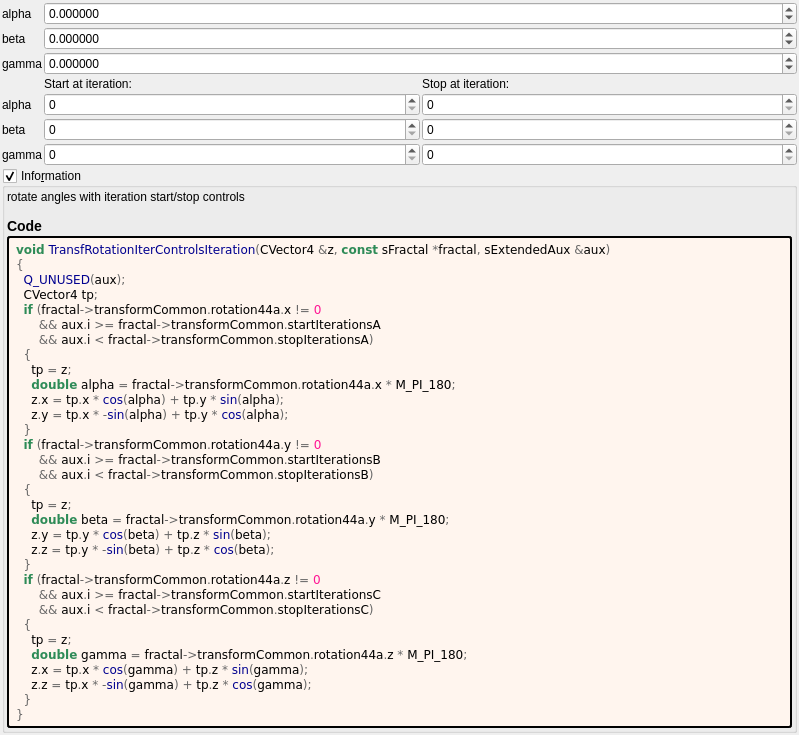
The window that mandelbulber2/formula/ui/transf_rotation_iter_controls.ui (buddhi1980/mandelbulber2) describes before a commit, drawn with Qt 5.
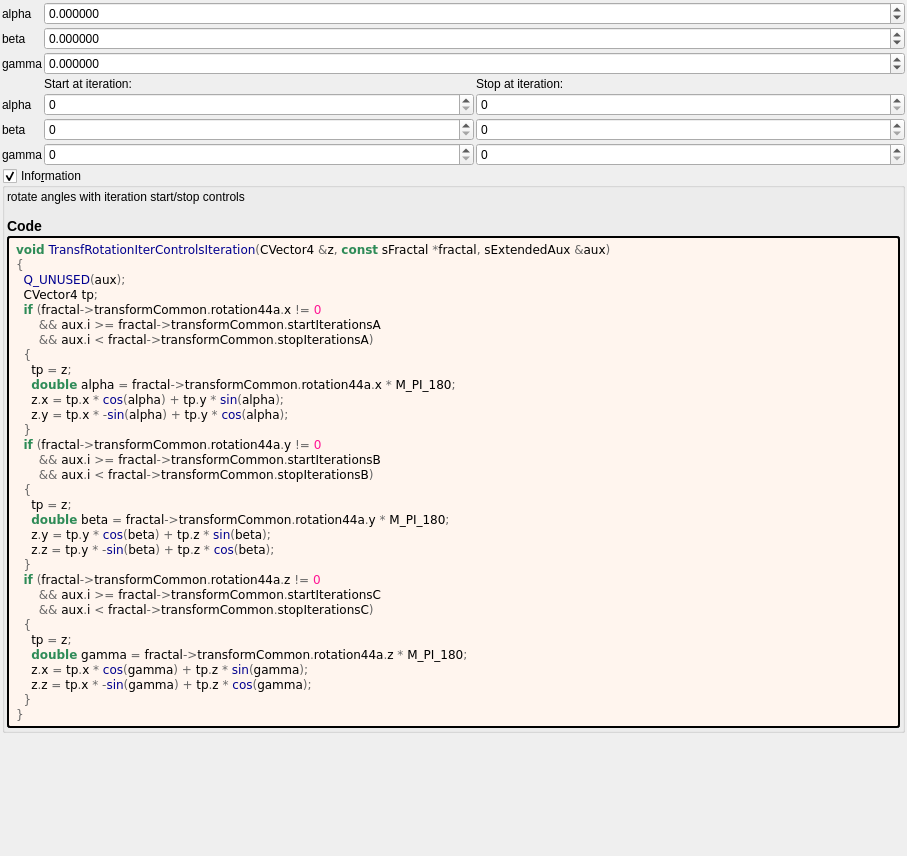
The same window after the commit. Custom widgets are drawn as their Qt base class.

Commit message: transf_rotation_iter_controls.cl corrrected order of rotations

```diff
--- a/mandelbulber2/formula/ui/transf_rotation_iter_controls.ui
+++ b/mandelbulber2/formula/ui/transf_rotation_iter_controls.ui
@@ -6,8 +6,8 @@
    <rect>
     <x>0</x>
     <y>0</y>
-    <width>799</width>
-    <height>709</height>
+    <width>907</width>
+    <height>856</height>
    </rect>
   </property>
   <property name="windowTitle">
@@ -34,8 +34,22 @@
      <property name="spacing">
       <number>2</number>
      </property>
+     <item row="3" column="0">
+      <widget class="QLabel" name="label_19">
+       <property name="text">
+        <string notr="true">gamma</string>
+       </property>
+      </widget>
+     </item>
+     <item row="2" column="0">
+      <widget class="QLabel" name="label_18">
+       <property name="text">
+        <string notr="true">beta</string>
+       </property>
+      </widget>
+     </item>
      <item row="0" column="1">
-      <widget class="MyDoubleSpinBox" name="spinboxd3_transf_rotation44a_x">
+      <widget class="MyDoubleSpinBox" name="spinboxd3_transf_rotation44a_y">
        <property name="sizePolicy">
         <sizepolicy hsizetype="Minimum" vsizetype="Maximum">
          <horstretch>0</horstretch>
@@ -69,48 +83,6 @@
        </property>
       </widget>
      </item>
-     <item row="1" column="1">
-      <widget class="MyDoubleSpinBox" name="spinboxd3_transf_rotation44a_y">
-       <property name="sizePolicy">
-        <sizepolicy hsizetype="Minimum" vsizetype="Maximum">
-         <horstretch>0</horstretch>
-         <verstretch>0</verstretch>
-        </sizepolicy>
-       </property>
-       <property name="prefix">
-        <string/>
-       </property>
-       <property name="suffix">
-        <string/>
-       </property>
-       <property name="decimals">
-        <number>6</number>
-       </property>
-       <property name="minimum">
-        <double>-180.000000000000000</double>
-       </property>
-       <property name="maximum">
-        <double>180.000000000000000</double>
-       </property>
-       <property name="singleStep">
-        <double>1.000000000000000</double>
-       </property>
-      </widget>
-     </item>
-     <item row="1" column="0">
-      <widget class="QLabel" name="label_18">
-       <property name="text">
-        <string notr="true">beta</string>
-       </property>
-      </widget>
-     </item>
-     <item row="2" column="0">
-      <widget class="QLabel" name="label_19">
-       <property name="text">
-        <string notr="true">gamma</string>
-       </property>
-      </widget>
-     </item>
      <item row="2" column="1">
       <widget class="MyDoubleSpinBox" name="spinboxd3_transf_rotation44a_z">
        <property name="sizePolicy">
@@ -139,6 +111,34 @@
        </property>
       </widget>
      </item>
+     <item row="3" column="1">
+      <widget class="MyDoubleSpinBox" name="spinboxd3_transf_rotation44a_x">
+       <property name="sizePolicy">
+        <sizepolicy hsizetype="Minimum" vsizetype="Maximum">
+         <horstretch>0</horstretch>
+         <verstretch>0</verstretch>
+        </sizepolicy>
+       </property>
+       <property name="prefix">
+        <string/>
+       </property>
+       <property name="suffix">
+        <string/>
+       </property>
+       <property name="decimals">
+        <number>6</number>
+       </property>
+       <property name="minimum">
+        <double>-180.000000000000000</double>
+       </property>
+       <property name="maximum">
+        <double>180.000000000000000</double>
+       </property>
+       <property name="singleStep">
+        <double>1.000000000000000</double>
+       </property>
+      </widget>
+     </item>
     </layout>
    </item>
    <item>
@@ -375,11 +375,6 @@
   </layout>
  </widget>
  <customwidgets>
-  <customwidget>
-   <class>MyDoubleSpinBox</class>
-   <extends>QDoubleSpinBox</extends>
-   <header>my_double_spin_box.h</header>
-  </customwidget>
   <customwidget>
    <class>MyGroupBox</class>
    <extends>QGroupBox</extends>
@@ -391,6 +386,11 @@
    <extends>QSpinBox</extends>
    <header>my_spin_box.h</header>
   </customwidget>
+  <customwidget>
+   <class>MyDoubleSpinBox</class>
+   <extends>QDoubleSpinBox</extends>
+   <header>my_double_spin_box.h</header>
+  </customwidget>
  </customwidgets>
  <tabstops>
   <tabstop>groupCheck_info</tabstop>
```
Left out of the diff: 2 changed lines with no effect on the pictures. The commit also changes 4 other files.
